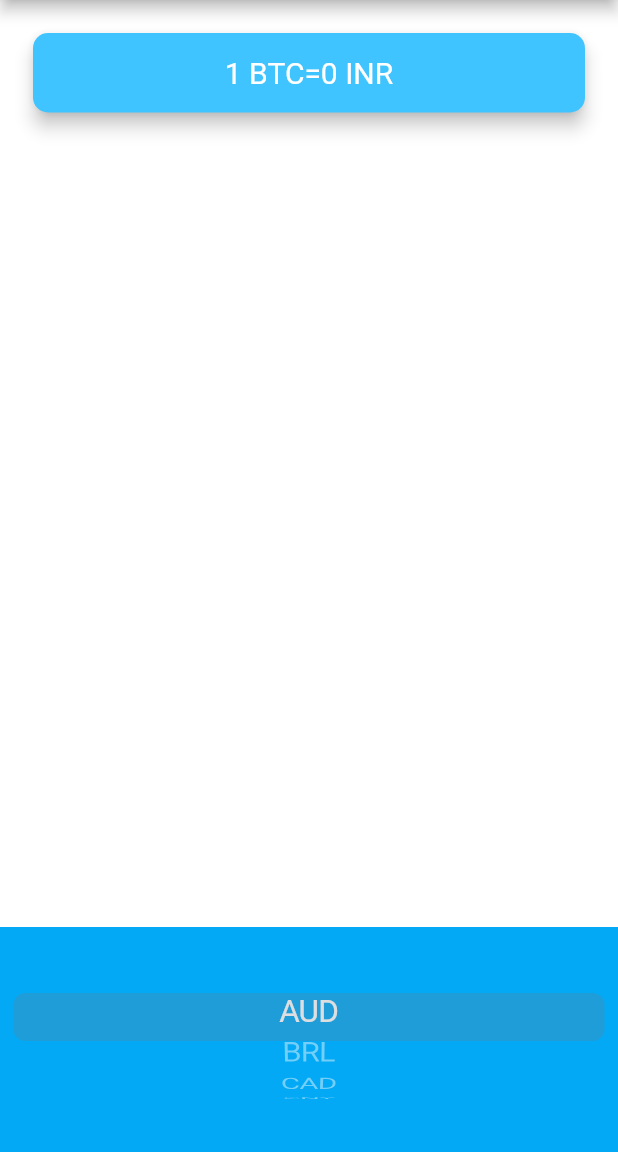
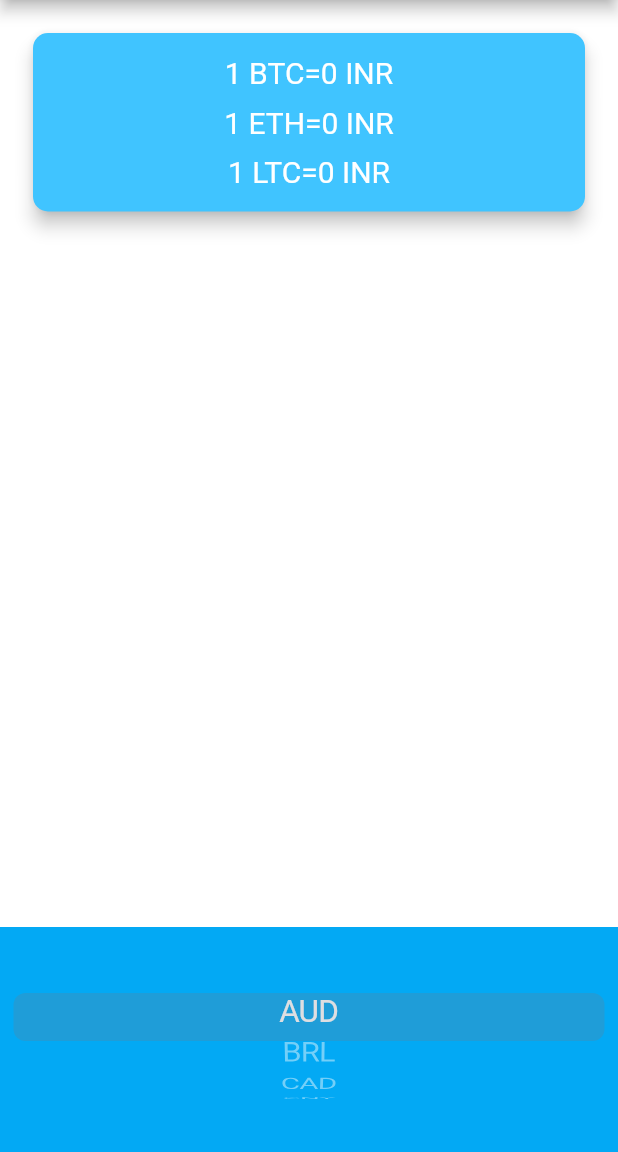
Before and after one commit to mayhim182/bitcointicker, a Flutter app: the screen it shows after launch, on a phone screen of 412 x 824 dp, the part 84-1236 px from its top. Run offline on Flutter 3.47's test engine with Material 2 defaults, Android fonts, the phone set to English and light mode, and no system bars.

Commit message:
added for ETH and LTC just need to call APIs

```diff
--- a/lib/price_screen.dart
+++ b/lib/price_screen.dart
@@ -139,7 +139,9 @@ class _PriceScreenState extends State<PriceScreen> {
               ),
               child: Padding(
                 padding: EdgeInsets.symmetric(vertical: 15.0, horizontal: 28.0),
-                child: Text(
+                child: Column(
+                  children:[
+                   Text(
                     '1 BTC=$currentPrice $selectedCurrency',
                     textAlign: TextAlign.center,
                     style: TextStyle(
@@ -147,6 +149,34 @@ class _PriceScreenState extends State<PriceScreen> {
                       color: Colors.white,
                     ),
                   ),
+                    SizedBox(
+                      width: double.infinity,
+                      height: 10.0,
+                    ),
+                    Text(
+                      '1 ETH=$currentPrice $selectedCurrency',
+                      textAlign: TextAlign.center,
+                      style: TextStyle(
+                        fontSize: 20.0,
+                        color: Colors.white,
+                      ),
+                    ),
+
+                    SizedBox(
+                      width: double.infinity,
+                      height: 10.0,
+                    ),
+
+                    Text(
+                      '1 LTC=$currentPrice $selectedCurrency',
+                      textAlign: TextAlign.center,
+                      style: TextStyle(
+                        fontSize: 20.0,
+                        color: Colors.white,
+                      ),
+                    ),
+                ],
+                )
                 ),
               ),
             ),
```
Lines whose indentation alone changed are shown as unchanged.
